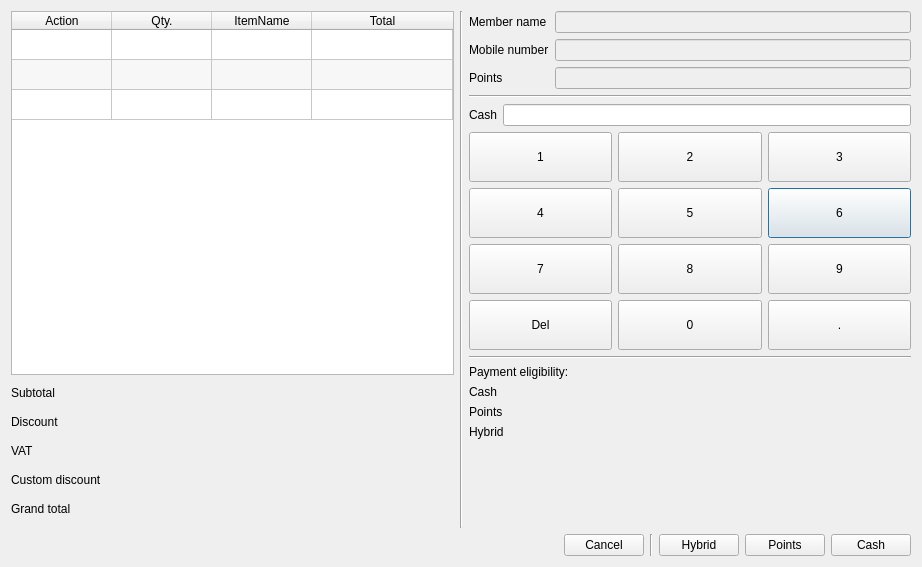
First picture: the form in app/views/templates/InOrder.ui, repository rondalefloyd/mts-pos, before the edit.
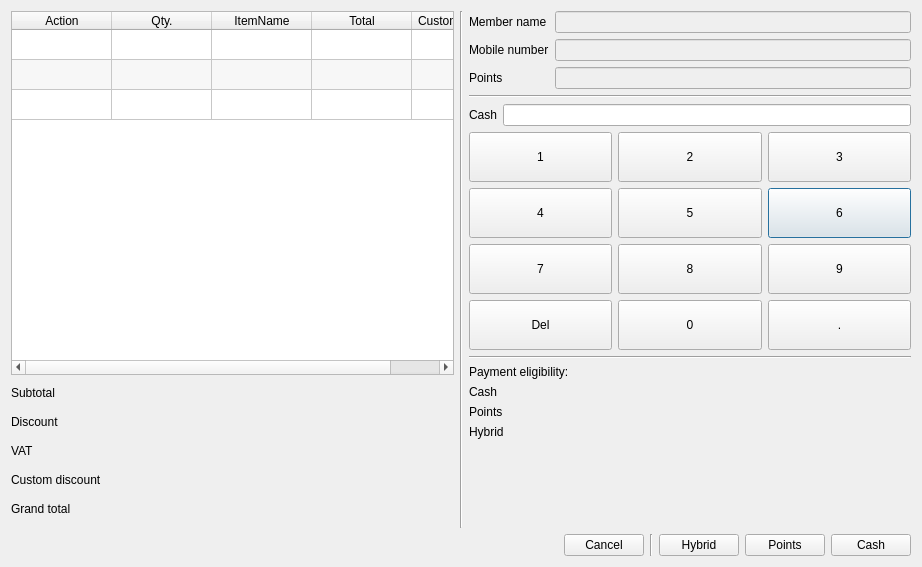
Second picture: the form after the edit.

```diff
--- a/app/views/templates/InOrder.ui
+++ b/app/views/templates/InOrder.ui
@@ -79,6 +79,11 @@
            <string>Total</string>
           </property>
          </column>
+         <column>
+          <property name="text">
+           <string>CustomDiscount</string>
+          </property>
+         </column>
         </widget>
        </item>
        <item>
```
Left out of the diff: 6 changed lines with no effect on the pictures.
